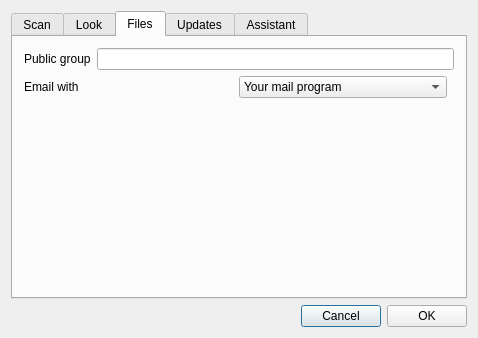
Old version of the form options.ui in the repository sjg20/paperman.
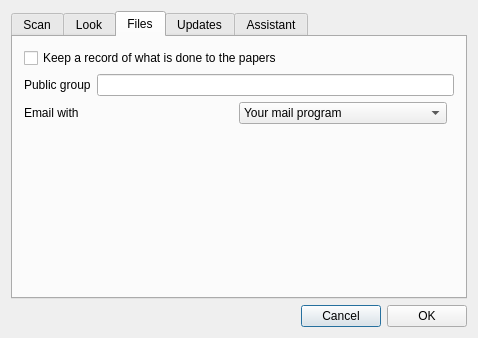
New version of the form. The open tabs and pages were chosen to show the change. Custom widgets are drawn as their Qt base class.

Commit message:
options: Let the record of activity be turned off
Paperman writes a record of what is done to the papers of each
repository, in a file kept with them. Someone who does not want that
file, or does not want what they do written down, has no way to stop
it.

Add a box to the Files tab of the options, ticked to start with.
With it unticked nothing more is written. A record which is there
already is left, and can still be read.

Claude-Session: https://claude.ai/code/session_01BxfLL7T8McSpFMMxYekitE

```diff
--- a/options.ui
+++ b/options.ui
@@ -282,6 +282,16 @@
        <string>Files</string>
       </attribute>
       <layout class="QVBoxLayout" name="verticalLayout_2">
+       <item>
+        <widget class="QCheckBox" name="keepActivity">
+         <property name="toolTip">
+          <string>Write down each thing done to the papers of a repository on this computer, in a file kept with them, so that it can be looked back over in View &gt; Activity. Turning this off stops anything more being written; what is there already is kept</string>
+         </property>
+         <property name="text">
+          <string>Keep a record of what is done to the papers</string>
+         </property>
+        </widget>
+       </item>
        <item>
         <layout class="QHBoxLayout" name="horizontalLayout_2">
          <item>
```
The commit also changes 7 other files.
